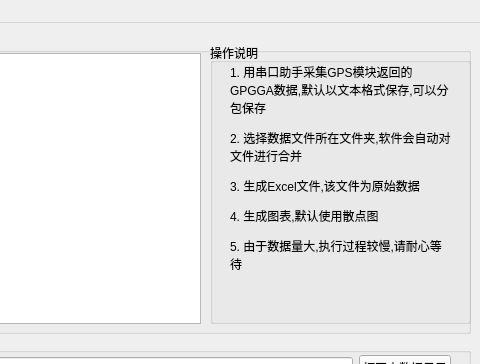
Before: the Qt Designer form excel_pandas_matplotlib/main_winform/MainForm.ui in Tigerots/PythonExcel, drawn with Qt 5; both pictures show x 320 to 800 and y 0 to 364 of the 800 by 600 pixel window.
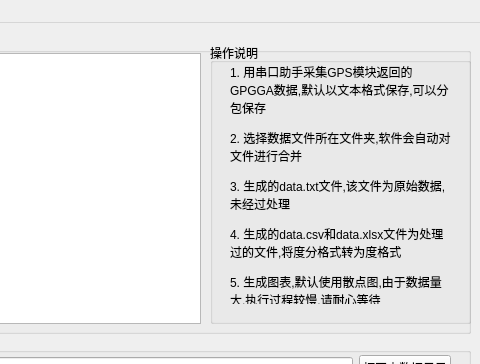
After: the same form once the commit is applied.

What changed in the file:
```diff
--- a/excel_pandas_matplotlib/main_winform/MainForm.ui
+++ b/excel_pandas_matplotlib/main_winform/MainForm.ui
@@ -58,7 +58,7 @@
        </rect>
       </property>
       <property name="text">
-       <string>&lt;html&gt;&lt;head/&gt;&lt;body&gt;&lt;p&gt;1. 用串口助手采集GPS模块返回的GPGGA数据,默认以文本格式保存,可以分包保存&lt;/p&gt;&lt;p&gt;2. 选择数据文件所在文件夹,软件会自动对文件进行合并&lt;/p&gt;&lt;p&gt;3. 生成Excel文件,该文件为原始数据&lt;/p&gt;&lt;p&gt;4. 生成图表,默认使用散点图&lt;/p&gt;&lt;p&gt;5. 由于数据量大,执行过程较慢,请耐心等待&lt;/p&gt;&lt;/body&gt;&lt;/html&gt;</string>
+       <string>&lt;html&gt;&lt;head/&gt;&lt;body&gt;&lt;p&gt;1. 用串口助手采集GPS模块返回的GPGGA数据,默认以文本格式保存,可以分包保存&lt;/p&gt;&lt;p&gt;2. 选择数据文件所在文件夹,软件会自动对文件进行合并&lt;/p&gt;&lt;p&gt;3. 生成的data.txt文件,该文件为原始数据,未经过处理&lt;/p&gt;&lt;p&gt;4. 生成的data.csv和data.xlsx文件为处理过的文件,将度分格式转为度格式&lt;/p&gt;&lt;p&gt;5. 生成图表,默认使用散点图,由于数据量大,执行过程较慢,请耐心等待&lt;/p&gt;&lt;/body&gt;&lt;/html&gt;</string>
       </property>
       <property name="textFormat">
        <enum>Qt::AutoText</enum>
```
